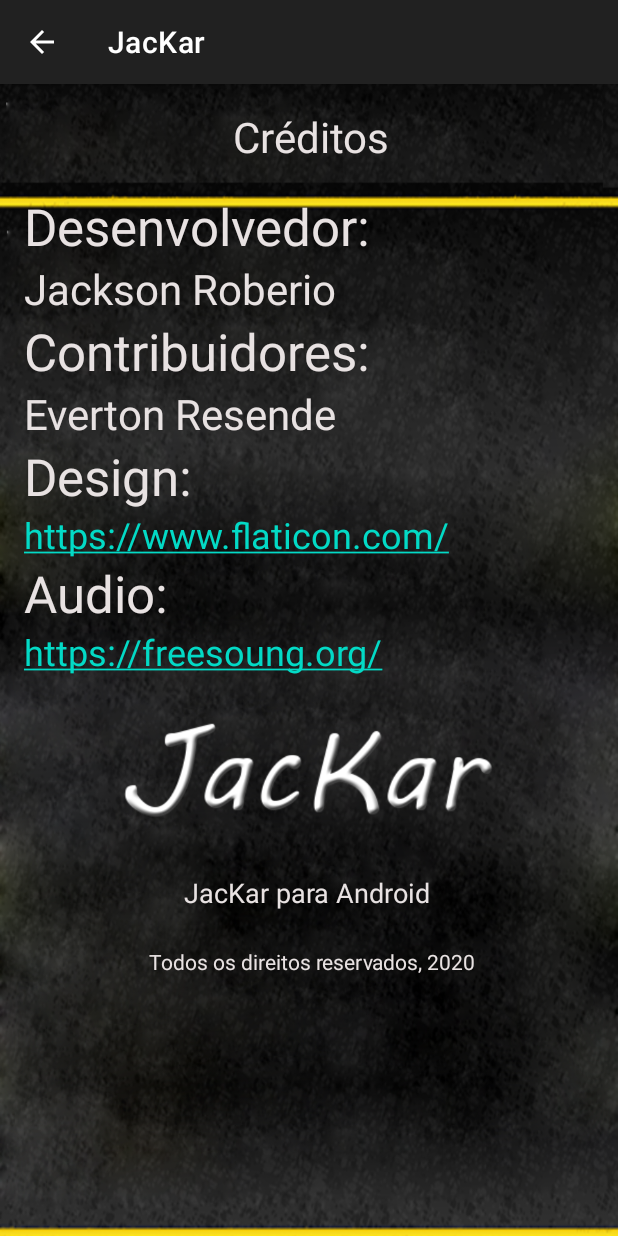
After one commit to jackson-roberio/JacKar-Android, an Android app: the CreditsActivity screen opened directly, with no data from a screen before it, on a phone screen of 412 x 824 dp. The commit adds this screen. Run offline under Robolectric (Android 15) with nearby library versions, the phone set to English and light mode, and no system bars.

Commit message:
credits screen and button intent, parent activity for returning to main menu

```diff
--- a/JacKar/app/src/main/AndroidManifest.xml
+++ b/JacKar/app/src/main/AndroidManifest.xml
@@ -26,6 +26,15 @@
             </intent-filter>
         </activity>
 
+        <activity android:name=".CreditsActivity"
+            android:parentActivityName=".MainMenuActivity"
+            android:theme="@style/Theme.MaterialComponents.Light.DarkActionBar">
+            <meta-data
+                android:name="android.support.PARENT_ACTIVITY"
+                android:value=".MainMenuActivity"/>
+
+        </activity>
+
     </application>
 
 </manifest>
--- /dev/null
+++ b/JacKar/app/src/main/java/br/com/jacksonroberio/jackar/CreditsActivity.java
@@ -0,0 +1,15 @@
+package br.com.jacksonroberio.jackar;
+
+import android.os.Bundle;
+
+import androidx.appcompat.app.AppCompatActivity;
+
+public class CreditsActivity extends AppCompatActivity {
+    @Override
+    protected void onCreate(Bundle savedInstanceState) {
+        super.onCreate(savedInstanceState);
+        setContentView(R.layout.activity_credits);
+
+
+    }
+}
--- a/JacKar/app/src/main/java/br/com/jacksonroberio/jackar/MainMenuActivity.java
+++ b/JacKar/app/src/main/java/br/com/jacksonroberio/jackar/MainMenuActivity.java
@@ -17,6 +17,7 @@ public class MainMenuActivity extends AppCompatActivity {
         Button creditsButton = findViewById(R.id.creditsButton);
 
         final Intent playIntent = new Intent(MainMenuActivity.this, JacKar.class);
+        final Intent creditsIntent = new Intent(MainMenuActivity.this, CreditsActivity.class);
 
         playButton.setOnClickListener(new View.OnClickListener() {
             @Override
@@ -24,5 +25,12 @@ public class MainMenuActivity extends AppCompatActivity {
                 v.getContext().startActivity(playIntent);
             }
         });
+
+        creditsButton.setOnClickListener(new View.OnClickListener() {
+            @Override
+            public void onClick(View v) {
+                v.getContext().startActivity(creditsIntent);
+            }
+        });
     }
 }
--- /dev/null
+++ b/JacKar/app/src/main/res/layout/activity_credits.xml
@@ -0,0 +1,158 @@
+<?xml version="1.0" encoding="utf-8"?>
+<androidx.constraintlayout.widget.ConstraintLayout xmlns:android="http://schemas.android.com/apk/res/android"
+    xmlns:app="http://schemas.android.com/apk/res-auto"
+    xmlns:tools="http://schemas.android.com/tools"
+    android:layout_width="match_parent"
+    android:layout_height="match_parent"
+    android:background="@drawable/tela_creditos4">
+
+    <TextView
+        android:id="@+id/textViewDev"
+        android:layout_width="wrap_content"
+        android:layout_height="wrap_content"
+        android:layout_marginTop="72dp"
+        android:text="@string/desenvolvedor"
+        android:textColor="@color/colorGrey"
+        android:textSize="34sp"
+        app:layout_constraintEnd_toEndOf="parent"
+        app:layout_constraintHorizontal_bias="0.088"
+        app:layout_constraintStart_toStartOf="parent"
+        app:layout_constraintTop_toTopOf="parent" />
+
+    <TextView
+        android:id="@+id/textViewJac"
+        android:layout_width="wrap_content"
+        android:layout_height="wrap_content"
+        android:layout_marginStart="16dp"
+        android:text="@string/jackson_roberio"
+        android:textColor="@color/colorGrey"
+        android:textSize="28sp"
+        app:layout_constraintStart_toStartOf="parent"
+        app:layout_constraintTop_toBottomOf="@+id/textViewDev" />
+
+    <TextView
+        android:id="@+id/textViewContri"
+        android:layout_width="wrap_content"
+        android:layout_height="wrap_content"
+        android:text="@string/contribuidores"
+        android:textColor="@color/colorGrey"
+        android:textSize="34sp"
+        app:layout_constraintEnd_toEndOf="parent"
+        app:layout_constraintHorizontal_bias="0.088"
+        app:layout_constraintStart_toStartOf="parent"
+        app:layout_constraintTop_toBottomOf="@+id/textViewJac" />
+
+    <TextView
+        android:id="@+id/textViewContriName"
+        android:layout_width="wrap_content"
+        android:layout_height="wrap_content"
+        android:layout_marginStart="16dp"
+        android:text="@string/everton_resende"
+        android:textColor="@color/colorGrey"
+        android:textSize="28sp"
+        app:layout_constraintStart_toStartOf="parent"
+        app:layout_constraintTop_toBottomOf="@+id/textViewContri" />
+
+    <TextView
+        android:id="@+id/textViewDesign"
+        android:layout_width="wrap_content"
+        android:layout_height="wrap_content"
+        android:layout_marginStart="16dp"
+        android:text="@string/design"
+        android:textColor="@color/colorGrey"
+        android:textSize="34sp"
+        app:layout_constraintStart_toStartOf="parent"
+        app:layout_constraintTop_toBottomOf="@+id/textViewContriName" />
+
+    <TextView
+        android:id="@+id/textViewSiteDesign"
+        android:layout_width="wrap_content"
+        android:layout_height="wrap_content"
+        android:layout_marginStart="16dp"
+        android:text="@string/https_www_flaticon_com"
+        android:textColor="@color/colorGrey"
+        android:textSize="24sp"
+        android:autoLink="web"
+        app:layout_constraintStart_toStartOf="parent"
+        app:layout_constraintTop_toBottomOf="@+id/textViewDesign" />
+
+    <TextView
+        android:id="@+id/textViewAudio"
+        android:layout_width="wrap_content"
+        android:layout_height="wrap_content"
+        android:layout_marginStart="16dp"
+        android:text="@string/audio"
+        android:textColor="@color/colorGrey"
+        android:textSize="34sp"
+        app:layout_constraintStart_toStartOf="parent"
+        app:layout_constraintTop_toBottomOf="@+id/textViewSiteDesign" />
+
+    <TextView
+        android:id="@+id/textViewSiteAudio"
+        android:layout_width="wrap_content"
+        android:layout_height="wrap_content"
+        android:layout_marginStart="16dp"
+        android:text="@string/https_freesoung_org"
+        android:textColor="@color/colorGrey"
+        android:autoLink="web"
+        android:textSize="24sp"
+        app:layout_constraintStart_toStartOf="parent"
+        app:layout_constraintTop_toBottomOf="@+id/textViewAudio" />
+
+    <ImageView
+        android:id="@+id/imageView2"
+        android:layout_width="278dp"
+        android:layout_height="104dp"
+        android:layout_marginTop="16dp"
+        android:contentDescription="@string/jackartitlecredits"
+        app:layout_constraintEnd_toEndOf="parent"
+        app:layout_constraintHorizontal_bias="0.496"
+        app:layout_constraintStart_toStartOf="parent"
+        app:layout_constraintTop_toBottomOf="@+id/textViewSiteAudio"
+        app:srcCompat="@drawable/img_title_palavra_jac_kar" />
+
+    <TextView
+        android:id="@+id/textViewJakarAndroid"
+        android:layout_width="wrap_content"
+        android:layout_height="wrap_content"
+        android:layout_marginTop="12dp"
+        android:text="@string/jackar_para_android"
+        android:textColor="@color/colorGrey"
+        android:textSize="18sp"
+        app:layout_constraintEnd_toEndOf="parent"
+        app:layout_constraintHorizontal_bias="0.497"
+        app:layout_constraintStart_toStartOf="parent"
+        app:layout_constraintTop_toBottomOf="@+id/imageView2" />
+
+    <TextView
+        android:id="@+id/textViewAllRights"
+        android:layout_width="wrap_content"
+        android:layout_height="wrap_content"
+        android:layout_marginTop="11dp"
+        android:layout_marginBottom="16dp"
+        android:text="@string/todos_os_direitos_reservados"
+        android:textColor="@color/colorGrey"
+        android:textSize="14sp"
+        app:layout_constraintBottom_toBottomOf="parent"
+        app:layout_constraintEnd_toEndOf="parent"
+        app:layout_constraintHorizontal_bias="0.513"
+        app:layout_constraintStart_toStartOf="parent"
+        app:layout_constraintTop_toBottomOf="@+id/textViewJakarAndroid"
+        app:layout_constraintVertical_bias="0.074" />
+
+    <TextView
+        android:id="@+id/textViewCredits"
+        android:layout_width="218dp"
+        android:layout_height="49dp"
+        android:layout_marginTop="16dp"
+        android:text="@string/cr_ditos_tela"
+        android:textAlignment="center"
+        android:textColor="@color/colorGrey"
+        android:textSize="28sp"
+        app:layout_constraintEnd_toEndOf="parent"
+        app:layout_constraintHorizontal_bias="0.507"
+        app:layout_constraintStart_toStartOf="parent"
+        app:layout_constraintTop_toTopOf="parent" />
+
+
+</androidx.constraintlayout.widget.ConstraintLayout>
--- a/JacKar/app/src/main/res/values/strings.xml
+++ b/JacKar/app/src/main/res/values/strings.xml
@@ -8,4 +8,16 @@
     <string name="title">Title</string>
     <string name="jogar">JOGAR</string>
     <string name="cr_ditos">CRÉDITOS</string>
+    <string name="jackson_roberio">Jackson Roberio</string>
+    <string name="desenvolvedor">Desenvolvedor:</string>
+    <string name="contribuidores">Contribuidores:</string>
+    <string name="everton_resende">Everton Resende</string>
+    <string name="https_www_flaticon_com">https://www.flaticon.com/</string>
+    <string name="design">Design:</string>
+    <string name="audio">Audio:</string>
+    <string name="https_freesoung_org">https://freesoung.org/</string>
+    <string name="jackartitlecredits">JackarTitleCredits</string>
+    <string name="jackar_para_android">JacKar para Android</string>
+    <string name="todos_os_direitos_reservados">Todos os direitos reservados, 2020</string>
+    <string name="cr_ditos_tela">Créditos</string>
 </resources>
```
Also changed, not shown: JacKar/app/src/main/res/drawable/tela_creditos4.png (added).
